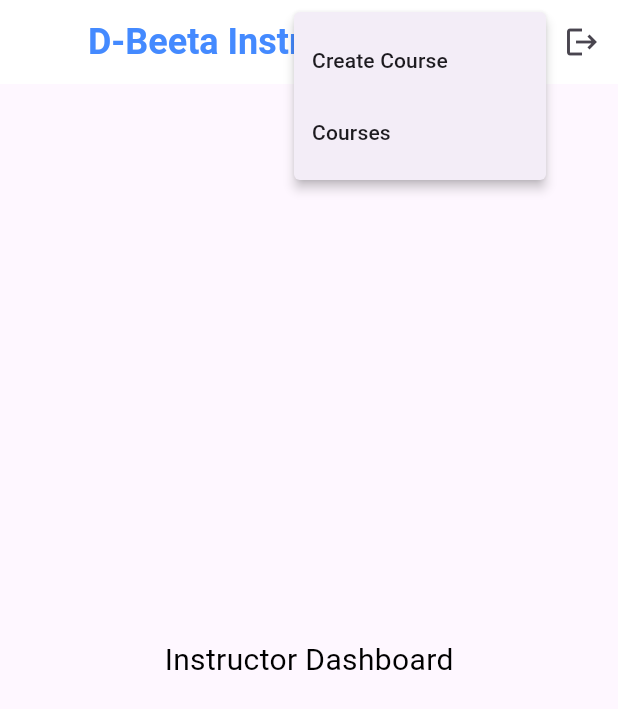
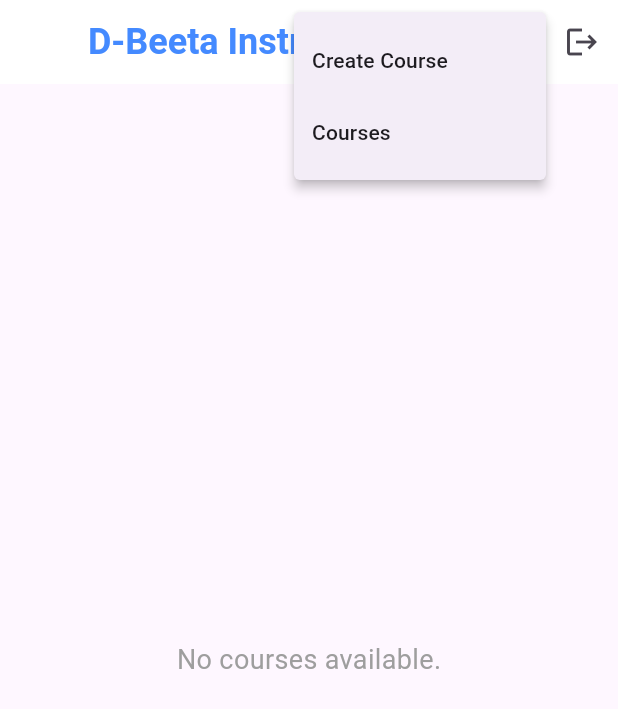
Before and after one commit to DhanuxD/dbeeta-project-1.0, a Flutter app: the InstructorHomeScreen screen opened by its route, after a tap on the "more vert" icon, on a phone screen of 412 x 824 dp. Shown: the top 709 px of the screen. Run offline on Flutter 3.47's test engine with Material 3 defaults, Android fonts, the phone set to English and light mode, and no system bars; our stand-ins replace dio, get, google_fonts, lottie, shared_preferences; accounts and stored records are empty; network calls fail.

Commit message:
Retrive-Course-By-Instructor-Part-01 : Complete retreive data by instructor

```diff
--- a/lib/controllers/auth_controllers/login_controller.dart
+++ b/lib/controllers/auth_controllers/login_controller.dart
@@ -36,6 +36,7 @@ class LoginController extends GetxController {
         isLoading.value = false;
         UserModel user = UserModel.fromJson(response!);
         print('User role--------->: ${user.role}');
+        print('USer id ---------->${user.id}');
         print('User role--------->: ${prefs.getString(Special.LOGIN_TOKEN.toString())}');
         prefs.setString(Special.USER_ROLE.toString(), user.role);
 
--- a/lib/controllers/instructor_controllers/create_course_controller.dart
+++ b/lib/controllers/instructor_controllers/create_course_controller.dart
@@ -1,4 +1,5 @@
 import 'package:learning_management_systemo_v01/services/remote/instructor_services/manage_courses_service.dart';
+import '../../models/user_model.dart';
 import '../../utils/imports/import_list.dart';
 
 class CreateCourseController extends GetxController {
@@ -6,9 +7,16 @@ class CreateCourseController extends GetxController {
   final courseCategoryController = TextEditingController();
   final courseDescriptionController = TextEditingController();
   var isCreating = false.obs;
+  var courses = <dynamic>[].obs;
+
+
+  @override
+  void onInit() {
+    super.onInit();
+    getAllCoursesByInstructor();
+  }
 
   Future<void> createCourse() async {
-
     final courseName = courseNameController.text.trim();
     final courseCategory = courseCategoryController.text.trim();
     final courseDescription = courseDescriptionController.text.trim();
@@ -44,4 +52,38 @@ class CreateCourseController extends GetxController {
       }
     }
   }
+
+  Future<void> getAllCoursesByInstructor() async {
+    print('All courses by instuctor:--------------------------------------');
+    SharedPreferences prefs = await SharedPreferences.getInstance();
+    final response = await AuthServices().getUserIdentity(
+        token: prefs.getString(Special.LOGIN_TOKEN.toString()) ?? '');
+    UserModel user = UserModel.fromJson(response!);
+    final responseFromService = await CourseService()
+        .getAllCourses(prefs.getString(Special.LOGIN_TOKEN.toString()) ?? '');
+    if (responseFromService.statusCode == 200) {
+      List<Course> coursesList = (responseFromService.data as List)
+          .map((courseJson) => Course.fromJson(courseJson))
+          .toList();
+      courses.clear();
+      // courses.value = coursesList;
+      print('All courses: $coursesList');
+      courses.value =
+          coursesList.where((course) => course.instructor.id == user.id).toList();
+    } else if (responseFromService.statusCode == 500) {
+      Get.snackbar(
+        "Failed",
+        "Data retrieval failed with error code: 500",
+        snackPosition: SnackPosition.TOP,
+        duration: const Duration(seconds: 1),
+      );
+    } else {
+      Get.snackbar(
+        "Failed",
+        "Check your internet connection",
+        snackPosition: SnackPosition.TOP,
+        duration: const Duration(seconds: 1),
+      );
+    }
+  }
 }
--- a/lib/screens/instructor_screen/instructor_home.dart
+++ b/lib/screens/instructor_screen/instructor_home.dart
@@ -1,9 +1,13 @@
+import '../../controllers/instructor_controllers/create_course_controller.dart';
 import '../../utils/imports/import_list.dart';
 
 class InstructorHomeScreen extends StatelessWidget {
   InstructorHomeScreen({super.key});
 
   final LoginController _authController = Get.put(LoginController());
+  final CoursesController _coursesController = Get.put(CoursesController());
+  final CreateCourseController _createCourseController = Get.put(CreateCourseController());
+
 
   @override
   Widget build(BuildContext context) {
@@ -50,11 +54,117 @@ class InstructorHomeScreen extends StatelessWidget {
             ),
           ],
         ),
-        body: const Center(
-          child: Text(
-            'Instructor Dashboard',
-            style: TextStyle(fontSize: 20, color: Colors.black),
-          ),
+        body:  Obx(
+              () {
+            if (_createCourseController.courses.isEmpty) {
+              return const Center(
+                child: Text(
+                  'No courses available.',
+                  style: TextStyle(
+                    fontSize: 18,
+                    color: Colors.grey,
+                  ),
+                ),
+              );
+            }
+            return Column(
+              children: [
+                Expanded(
+                  child: ListView.builder(
+                    padding: const EdgeInsets.all(16.0),
+                    itemCount: _createCourseController.courses.length,
+                    itemBuilder: (context, index) {
+                      final course = _createCourseController.courses[index];
+                      return GestureDetector(
+                        onTap: () async {
+                          SharedPreferences prefs =
+                          await SharedPreferences.getInstance();
+                          prefs.setString('courseId', course.id.toString());
+                          Get.toNamed(Routes.COURSE_DETAILS,
+                              arguments: course.id);
+                        },
+                        child: Card(
+                          color: Colors.white,
+                          elevation: 4.0,
+                          margin: const EdgeInsets.symmetric(vertical: 8.0),
+                          shape: RoundedRectangleBorder(
+                            borderRadius: BorderRadius.circular(12.0),
+                          ),
+                          child: Padding(
+                            padding: const EdgeInsets.all(16.0),
+                            child: Column(
+                              crossAxisAlignment: CrossAxisAlignment.start,
+                              children: [
+                                CustomLabel().customLabel(
+                                  text: course.title ?? 'No Title',
+                                  fontSize: 20.0,
+                                  color: Colors.blueAccent,
+                                ),
+                                const SizedBox(height: 8.0),
+                                Row(
+                                  children: [
+                                    const Icon(Icons.category,
+                                        size: 16, color: Colors.cyan),
+                                    const SizedBox(width: 4.0),
+                                    Expanded(
+                                      child: CustomLabel().customLabel(
+                                        text: course.category ?? 'No category',
+                                        fontSize: 16.0,
+                                        color: Colors.black54,
+                                      ),
+                                    ),
+                                  ],
+                                ),
+                                const SizedBox(height: 8.0),
+                                Row(
+                                  children: [
+                                    const Icon(Icons.person,
+                                        size: 20, color: Colors.cyan),
+                                    const SizedBox(width: 4.0),
+                                    Expanded(
+                                      child: CustomLabel().customLabel(
+                                        text:
+                                        'Instructor: ${course.instructor.name ?? 'Unknown'}',
+                                        fontSize: 14.0,
+                                        color: Colors.black54,
+                                      ),
+                                    ),
+                                  ],
+                                ),
+                                const SizedBox(height: 8.0),
+
+                                // ...course.lessons.map(
+                                //   (lesson) => Padding(
+                                //     padding: const EdgeInsets.symmetric(
+                                //         vertical: 4.0),
+                                //     child: Row(
+                                //       children: [
+                                //         const Icon(Icons.book,
+                                //             size: 18, color: Colors.cyan),
+                                //         const SizedBox(width: 8.0),
+                                //         Expanded(
+                                //           child: CustomLabel().customLabel(
+                                //             text: lesson.title ?? 'No Title',
+                                //             fontSize: 16.0,
+                                //             color: Colors.black45,
+                                //             fontWeight: FontWeight.w100,
+                                //           ),
+                                //         ),
+                                //       ],
+                                //     ),
+                                //   ),
+                                // ),
+                              ],
+                            ),
+                          ),
+                        ),
+                      );
+                    },
+                  ),
+                ),
+              ],
+            );
+          },
         ),
       ),
     );
```
